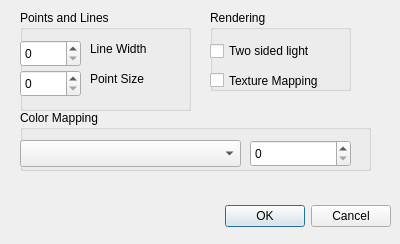
This is src/qglviewer/ui/RenderingDialogUI.ui in uos/lvr2 as Qt 5 draws it before an edit. The edited form follows.
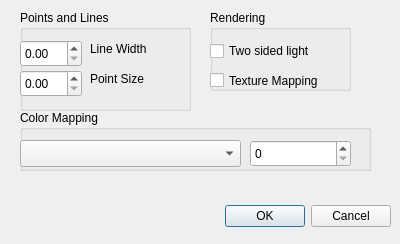
This is the edited form.

Patch:
```diff
--- a/src/qglviewer/ui/RenderingDialogUI.ui
+++ b/src/qglviewer/ui/RenderingDialogUI.ui
@@ -129,26 +129,6 @@
    <property name="title">
     <string>Points and Lines</string>
    </property>
-   <widget class="QSpinBox" name="spinBoxLineWidth">
-    <property name="geometry">
-     <rect>
-      <x>0</x>
-      <y>30</y>
-      <width>61</width>
-      <height>27</height>
-     </rect>
-    </property>
-   </widget>
-   <widget class="QSpinBox" name="spinBoxPointSize">
-    <property name="geometry">
-     <rect>
-      <x>0</x>
-      <y>60</y>
-      <width>61</width>
-      <height>27</height>
-     </rect>
-    </property>
-   </widget>
    <widget class="QLabel" name="label">
     <property name="geometry">
      <rect>
@@ -175,6 +155,26 @@
      <string>Line Width</string>
     </property>
    </widget>
+   <widget class="QDoubleSpinBox" name="spinBoxLineWidth">
+    <property name="geometry">
+     <rect>
+      <x>0</x>
+      <y>30</y>
+      <width>62</width>
+      <height>27</height>
+     </rect>
+    </property>
+   </widget>
+   <widget class="QDoubleSpinBox" name="spinBoxPointSize">
+    <property name="geometry">
+     <rect>
+      <x>0</x>
+      <y>60</y>
+      <width>62</width>
+      <height>27</height>
+     </rect>
+    </property>
+   </widget>
   </widget>
  </widget>
  <resources/>
```
